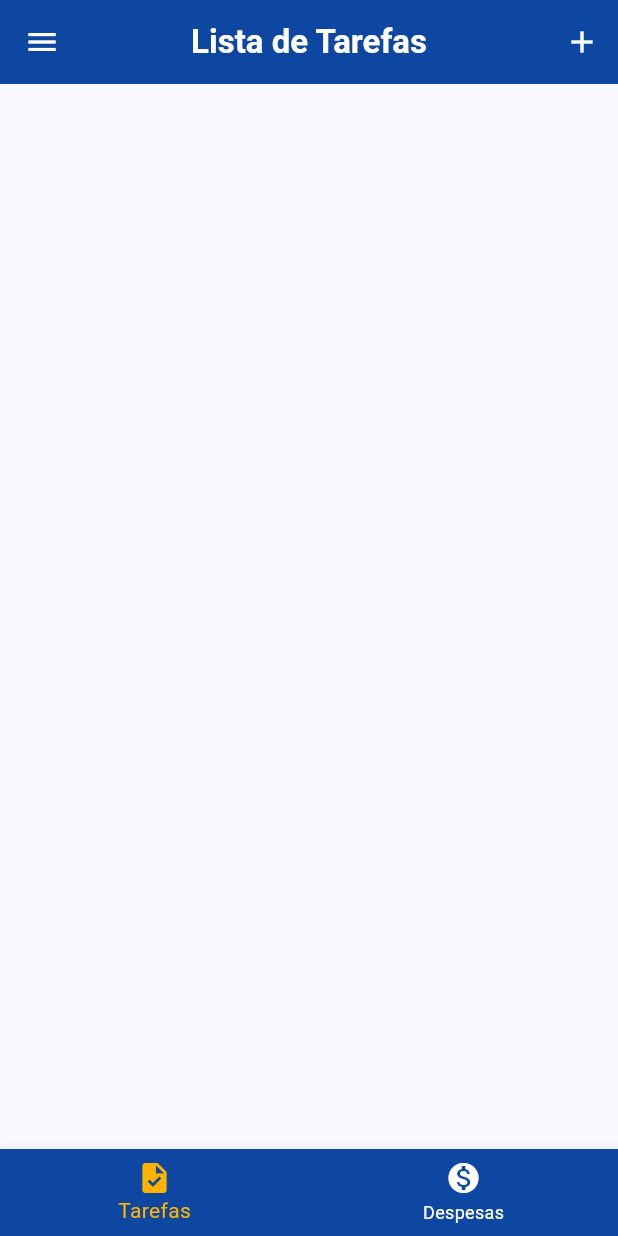
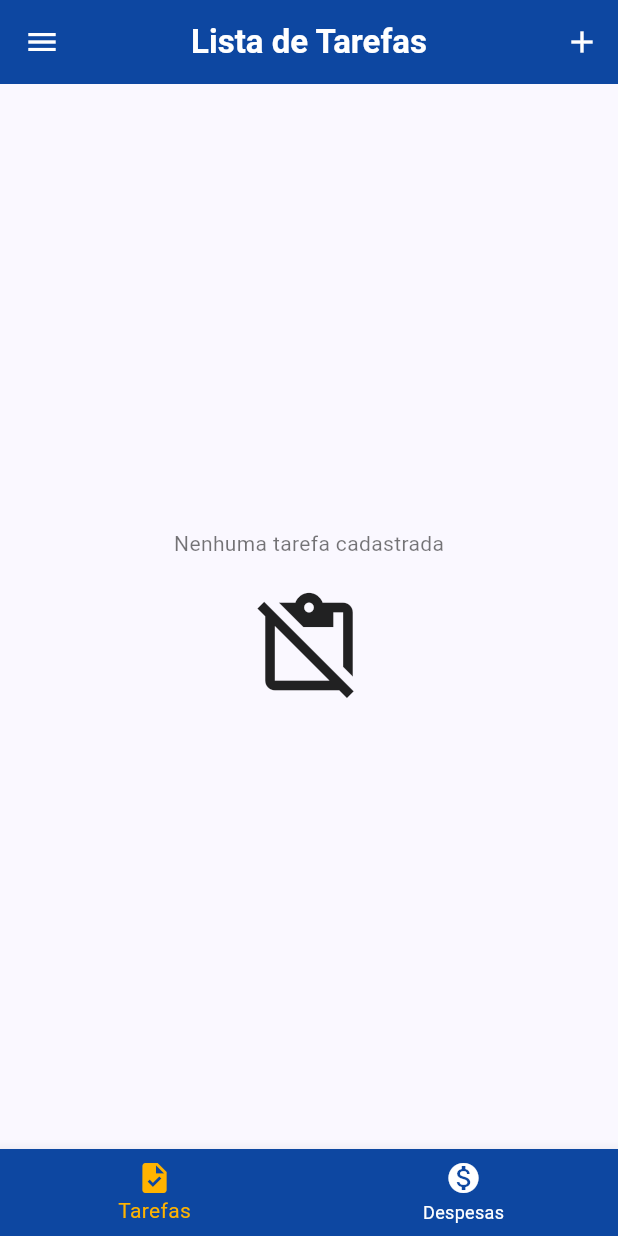
Before and after one commit to Joao-Henrique0/tasks, a Flutter app: the screen it shows after launch, on a phone screen of 412 x 824 dp. Run offline on Flutter 3.47's test engine with Material 3 defaults, Android fonts, the phone set to English and light mode, and no system bars; our stand-ins replace sqflite; accounts and stored records are empty.

Commit message:
se nenhuma tarefa cadastrada

```diff
--- a/lib/pages/tasks_page.dart
+++ b/lib/pages/tasks_page.dart
@@ -17,17 +17,30 @@ class TasksPage extends StatelessWidget {
                 ? const Center(child: CircularProgressIndicator())
                 : Padding(
                     padding: const EdgeInsets.all(8),
-                    child: Consumer<TaskList>(
-                      builder: (ctx, taskList, _) => ListView.builder(
+                    child: Consumer<TaskList>(builder: (ctx, taskList, _) {
+                      return taskList.itensCount == 0
+                          ? const Column(
+                              mainAxisAlignment: MainAxisAlignment.center,
+                              children: [
+                                Text('Nenhuma tarefa cadastrada'),
+                                SizedBox(height: 20),
+                                SizedBox(
+                                    width: double.infinity,
+                                    child: Icon(
+                                      Icons.content_paste_off,
+                                      size: 78,
+                                    ))
+                              ],
+                            )
+                          : ListView.builder(
                               itemCount: taskList.itensCount,
                               itemBuilder: (ctx, i) => Column(
                                 children: [
                                   TaskItem(task: taskList.tasks[i]),
                                 ],
                               ),
-                      ),
-                    ),
-                  ),
+                            );
+                    })),
       ),
     );
   }
```
Lines whose indentation alone changed are shown as unchanged.
